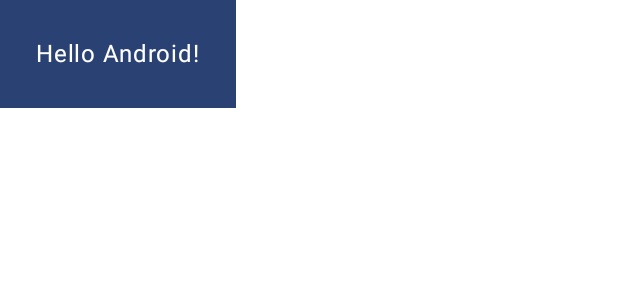
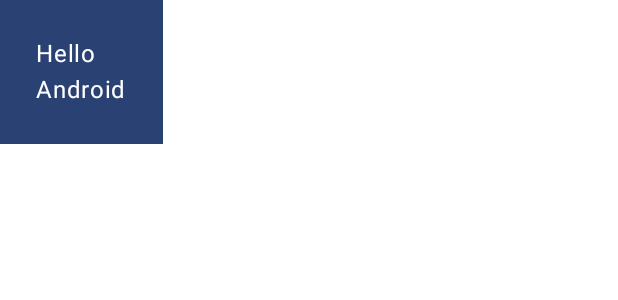
Before and after one commit to cyjadela/compose-study, an Android app built with Jetpack Compose: the @Preview function GreetingPreview, on a phone screen of 412 x 824 dp. Shown: the top 300 px of the screen. Run offline under Robolectric (Android 15) with nearby library versions, the phone set to English and light mode, and no system bars.

Commit message:
Feat: Column 구현

```diff
--- a/compose_start/app/src/main/java/com/android/compose_start/MainActivity.kt
+++ b/compose_start/app/src/main/java/com/android/compose_start/MainActivity.kt
@@ -3,6 +3,7 @@ package com.android.compose_start
 import android.os.Bundle
 import androidx.activity.ComponentActivity
 import androidx.activity.compose.setContent
+import androidx.compose.foundation.layout.Column
 import androidx.compose.foundation.layout.fillMaxSize
 import androidx.compose.foundation.layout.padding
 import androidx.compose.material3.MaterialTheme
@@ -28,10 +29,10 @@ class MainActivity : ComponentActivity() {
 @Composable
 fun Greeting(name: String, modifier: Modifier = Modifier) {
     Surface(color = MaterialTheme.colorScheme.primary) {
-        Text(
-            text = "Hello $name!",
-            modifier = modifier.padding(24.dp)
-        )
+        Column(modifier = modifier.padding(24.dp)) {
+            Text(text = "Hello ")
+            Text(text = name)
+        }
     }
 }
 
```
